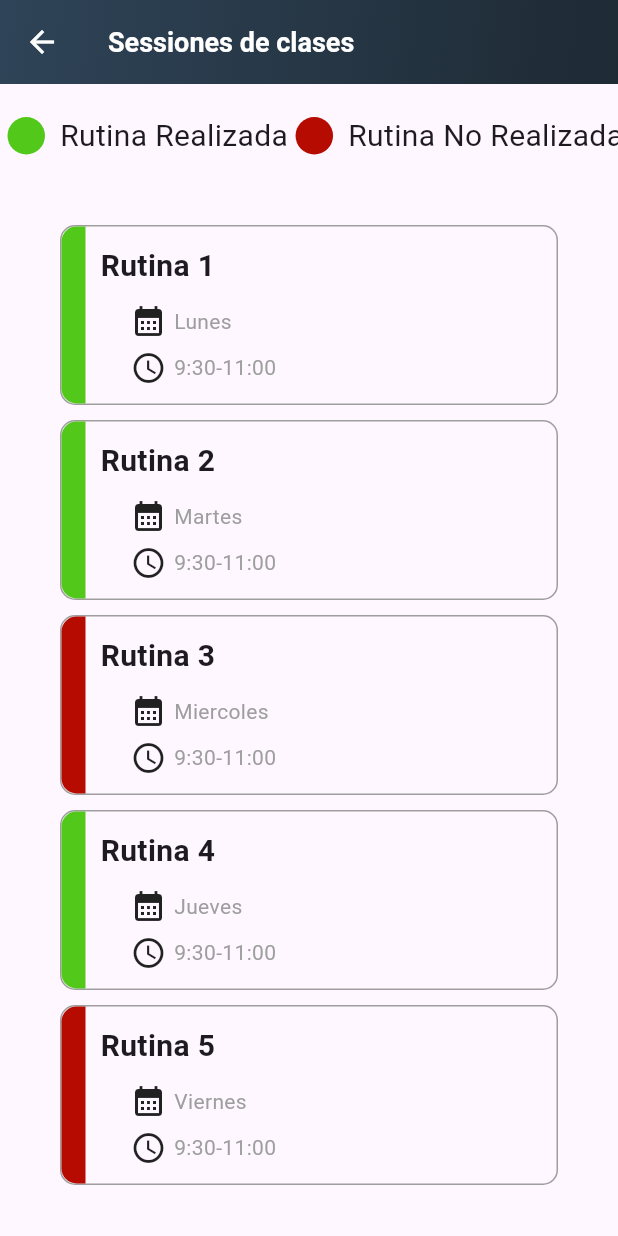
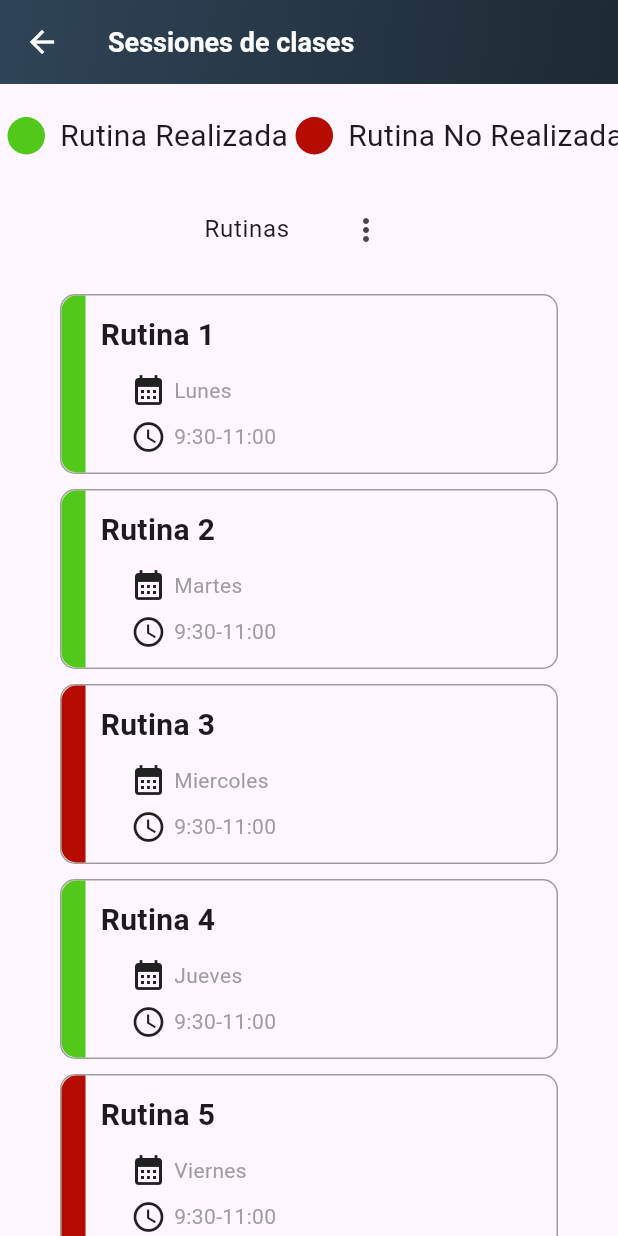
Before and after one commit to joemcara/swimmast_movil, a Flutter app: the ClassSessionsSport screen opened directly, on a phone screen of 412 x 824 dp. Run offline on Flutter 3.47's test engine with Material 3 defaults, Android fonts, the phone set to English and light mode, and no system bars; our stand-ins replace dio, easy_date_timeline, flutter_spinbox, image_picker, popover, table_calendar; accounts and stored records are empty.

Commit message:
filter for sessions screen (routine performed or not)

```diff
--- a/lib/screens/sport_Person/class_sessions_sport.dart
+++ b/lib/screens/sport_Person/class_sessions_sport.dart
@@ -11,6 +11,7 @@ import 'package:swimmast_movil/screens/sport_Person/home_screen_sport.dart';
 import 'package:swimmast_movil/shared/bottom_navs.dart/bottom_nav_bar.dart';
 import 'package:swimmast_movil/screens/sport_Person/widgets_sport/routine_info_cards.dart';
 import 'package:swimmast_movil/screens/sport_Person/widgets_sport/widget_performed.dart';
+import 'package:swimmast_movil/screens/sport_Person/widgets_sport/item_selection.dart';
 
 
 class ClassSessionsSport extends StatefulWidget {
@@ -34,7 +35,14 @@ class _ClassSessionsSportState extends State<ClassSessionsSport> {
         children: [
           SizedBox(height: 20),
           WidgetPerformed(),
-          SizedBox(height: 40),
+          SizedBox(height: 20),
+          Container(
+            padding: EdgeInsets.fromLTRB(120.0, 0.0, 120.0, 0),
+            child: ItemSelection(
+              title: "Rutinas",
+              styles: ["Rutina Realizada", "Rutina No Realizada", "Rutinas"],)
+            ),
+          SizedBox(height: 10),
           RoutineInfoCards()
         ],
       ),
```
